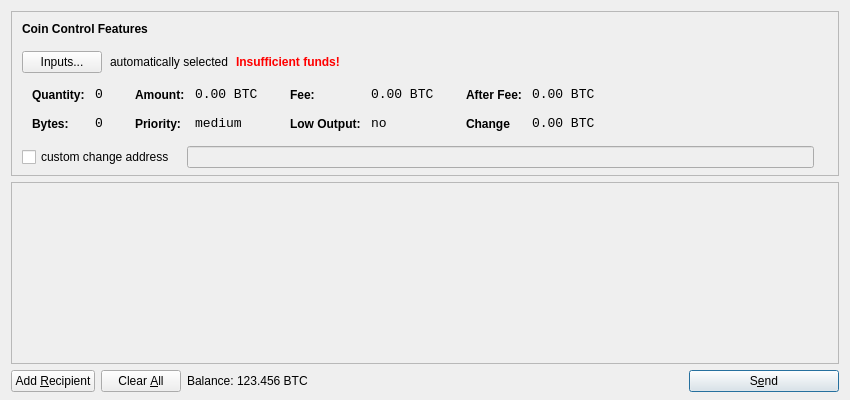
blockxplorer/blockxplorer, file src/qt/forms/sendcoinsdialog.ui: the form before one commit.
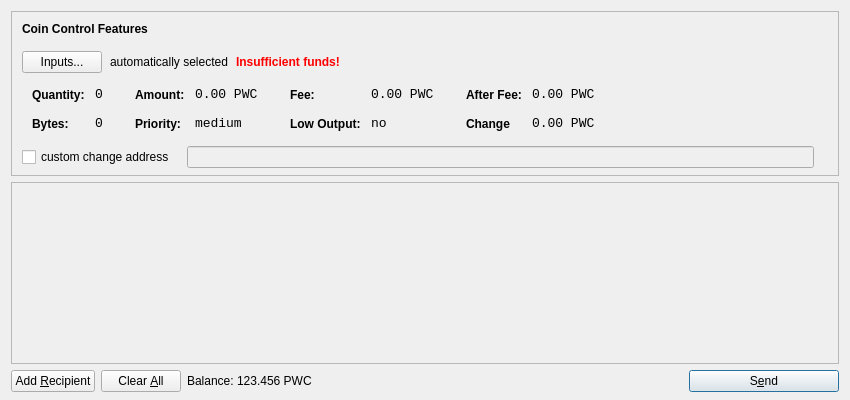
The form after the commit. Icons and pictures are not drawn.

Diff of the .ui file:
```diff
--- a/src/qt/forms/sendcoinsdialog.ui
+++ b/src/qt/forms/sendcoinsdialog.ui
@@ -321,7 +321,7 @@
                   <enum>Qt::ActionsContextMenu</enum>
                  </property>
                  <property name="text">
-                  <string>0.00 BTC</string>
+                  <string>0.00 PWC</string>
                  </property>
                  <property name="textInteractionFlags">
                   <set>Qt::LinksAccessibleByMouse|Qt::TextSelectableByKeyboard|Qt::TextSelectableByMouse</set>
@@ -407,7 +407,7 @@
                   <enum>Qt::ActionsContextMenu</enum>
                  </property>
                  <property name="text">
-                  <string>0.00 BTC</string>
+                  <string>0.00 PWC</string>
                  </property>
                  <property name="textInteractionFlags">
                   <set>Qt::LinksAccessibleByMouse|Qt::TextSelectableByKeyboard|Qt::TextSelectableByMouse</set>
@@ -493,7 +493,7 @@
                   <enum>Qt::ActionsContextMenu</enum>
                  </property>
                  <property name="text">
-                  <string>0.00 BTC</string>
+                  <string>0.00 PWC</string>
                  </property>
                  <property name="textInteractionFlags">
                   <set>Qt::LinksAccessibleByMouse|Qt::TextSelectableByKeyboard|Qt::TextSelectableByMouse</set>
@@ -525,7 +525,7 @@
                   <enum>Qt::ActionsContextMenu</enum>
                  </property>
                  <property name="text">
-                  <string>0.00 BTC</string>
+                  <string>0.00 PWC</string>
                  </property>
                  <property name="textInteractionFlags">
                   <set>Qt::LinksAccessibleByMouse|Qt::TextSelectableByKeyboard|Qt::TextSelectableByMouse</set>
@@ -732,7 +732,7 @@
           <cursorShape>IBeamCursor</cursorShape>
          </property>
          <property name="text">
-          <string>123.456 BTC</string>
+          <string>123.456 PWC</string>
          </property>
          <property name="textInteractionFlags">
           <set>Qt::LinksAccessibleByMouse|Qt::TextSelectableByKeyboard|Qt::TextSelectableByMouse</set>
```
